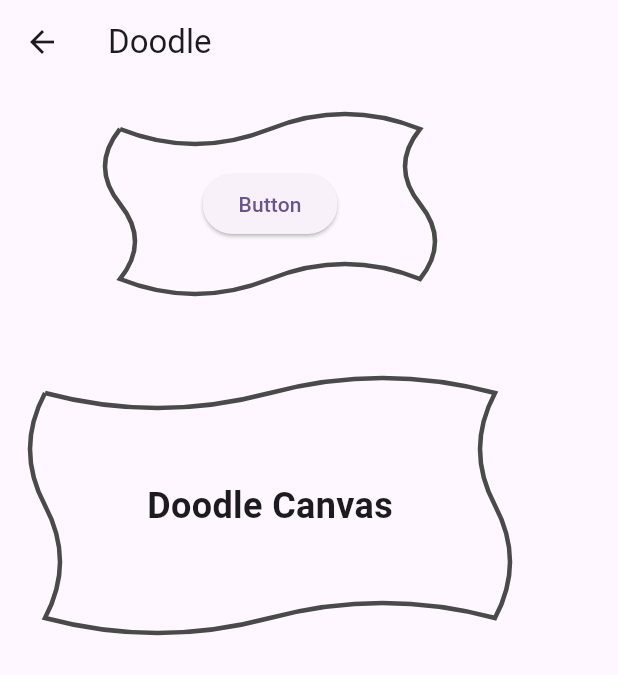
After one commit to lim6112j/flutter_widgets, a Flutter app: the screen it shows after launch, in the side drawer, after a tap on "doodle", on a phone screen of 412 x 824 dp. The commit adds this screen. Shown: the top 675 px of the screen. Run offline on Flutter 3.47's test engine with Material 3 defaults, Android fonts, the phone set to English and light mode, and no system bars; our stand-ins replace dio, flutter_animate, flutter_map, flutter_riverpod, go_router, latlong2 and 3 more; missing offline and left inert: flutter_resizable_container; generated files the repository leaves out were written again; network calls fail; statements that could not run were skipped.

Commit message:
doodle ui

```diff
--- /dev/null
+++ b/apps/widgets_app/lib/components/doodle_box.dart
@@ -0,0 +1,68 @@
+import 'package:flutter/material.dart';
+class DoodleBox extends StatelessWidget {
+  const DoodleBox({
+    super.key,
+    this.child,
+    this.size,
+  });
+
+  final Widget? child;
+  final Size? size;
+
+  @override
+  Widget build(BuildContext context) {
+    return SizedBox(
+      height: size?.height ?? 200,
+      width: size?.width ?? 200,
+      child: CustomPaint(
+        painter: DoodlePainter(),
+        child: child ?? const Center(
+          child: Text(
+            'Doodle Canvas',
+            style: TextStyle(fontSize: 24, fontWeight: FontWeight.bold),
+          ),
+        ),
+      ),
+    );
+  }
+}
+
+class DoodlePainter extends CustomPainter {
+  @override
+  void paint(Canvas canvas, Size size) {
+    final paint = Paint()
+      ..color = const Color(0xFF4A4A4A) // Dark gray "pencil" color
+      ..style = PaintingStyle.stroke
+      ..strokeWidth = 3.0; // Hand-drawn look
+
+    final path = Path();
+    // Start drawing from the top left corner
+    path.moveTo(0, 0);
+
+    // Draw a series of random, wavy lines to simulate a doodle outline
+    // The control points for the Bezier curves are randomized
+
+    // Top wavy edge
+    path.quadraticBezierTo(size.width * 0.25, 20, size.width * 0.5, 0);
+    path.quadraticBezierTo(size.width * 0.75, -20, size.width, 0);
+
+    // Right wavy edge
+    path.quadraticBezierTo(size.width - 20, size.height * 0.25, size.width, size.height * 0.5);
+    path.quadraticBezierTo(size.width + 20, size.height * 0.75, size.width, size.height);
+
+    // Bottom wavy edge
+    path.quadraticBezierTo(size.width * 0.75, size.height - 20, size.width * 0.5, size.height);
+    path.quadraticBezierTo(size.width * 0.25, size.height + 20, 0, size.height);
+
+    // Left wavy edge
+    path.quadraticBezierTo(20, size.height * 0.75, 0, size.height * 0.5);
+    path.quadraticBezierTo(-20, size.height * 0.25, 0, 0);
+
+    canvas.drawPath(path, paint);
+  }
+
+  @override
+  bool shouldRepaint(covariant CustomPainter oldDelegate) {
+    return false; // The shape is static, so we don't need to repaint
+  }
+}
--- a/apps/widgets_app/lib/components/my_menu.dart
+++ b/apps/widgets_app/lib/components/my_menu.dart
@@ -63,6 +63,12 @@ class MyMenu extends StatelessWidget {
               context.push('/custom-multi-child');
             },
           ),
+          ListTile(
+            title: const Text('doodle'),
+            onTap: () {
+              context.push('/doodle');
+            },
+          ),
         ],
       ),
     );
--- /dev/null
+++ b/apps/widgets_app/lib/pages/doodle_page.dart
@@ -0,0 +1,33 @@
+import 'package:flutter/material.dart';
+import 'package:go_router/go_router.dart';
+import 'package:widgets_app/components/doodle_box.dart';
+class DoodlePage extends StatelessWidget {
+  const DoodlePage({super.key});
+  @override
+  Widget build(BuildContext context) {
+    return Scaffold(
+      appBar: AppBar(
+        title: const Text('Doodle'),
+        leading: IconButton(
+          icon: const Icon(Icons.arrow_back),
+          onPressed: () {
+            context.pop();
+          },
+        ),
+      ),
+      body: Column(
+        children: [
+          Padding(
+            padding: const EdgeInsets.all(30.0),
+            child: DoodleBox(size: const Size(200, 100), child: Center(child: ElevatedButton(onPressed: () {}, child: const Text('Button')))),
+          ),
+          const SizedBox(height: 16),
+          Padding(
+            padding: const EdgeInsets.all(30.0),
+            child: DoodleBox(size: const Size(300, 150)),
+          )
+        ],
+      ),
+    );
+  }
+}
--- a/packages/my_dart_package/lib/routes/router.dart
+++ b/packages/my_dart_package/lib/routes/router.dart
@@ -1,4 +1,5 @@
 import 'package:go_router/go_router.dart';
+import 'package:widgets_app/pages/doodle_page.dart';
 import 'package:widgets_app/pages/future_builder.dart';
 import 'package:widgets_app/pages/martix_transition_example.dart';
 import 'package:widgets_app/pages/my_custom_multi_child_page.dart';
@@ -49,5 +50,10 @@ final routes = GoRouter(
       name: 'custom-multi-child',
       builder: (context, state) => const MyCustomMultiChildPage(),
     ),
+    GoRoute(
+      path: '/doodle',
+      name: 'doodle',
+      builder: (context, state) => const DoodlePage(),
+    ),
   ],
 );
```
Also changed, not shown: apps/widgets_app/lib/components/doodle_button.dart (added, +244 -0 lines).
